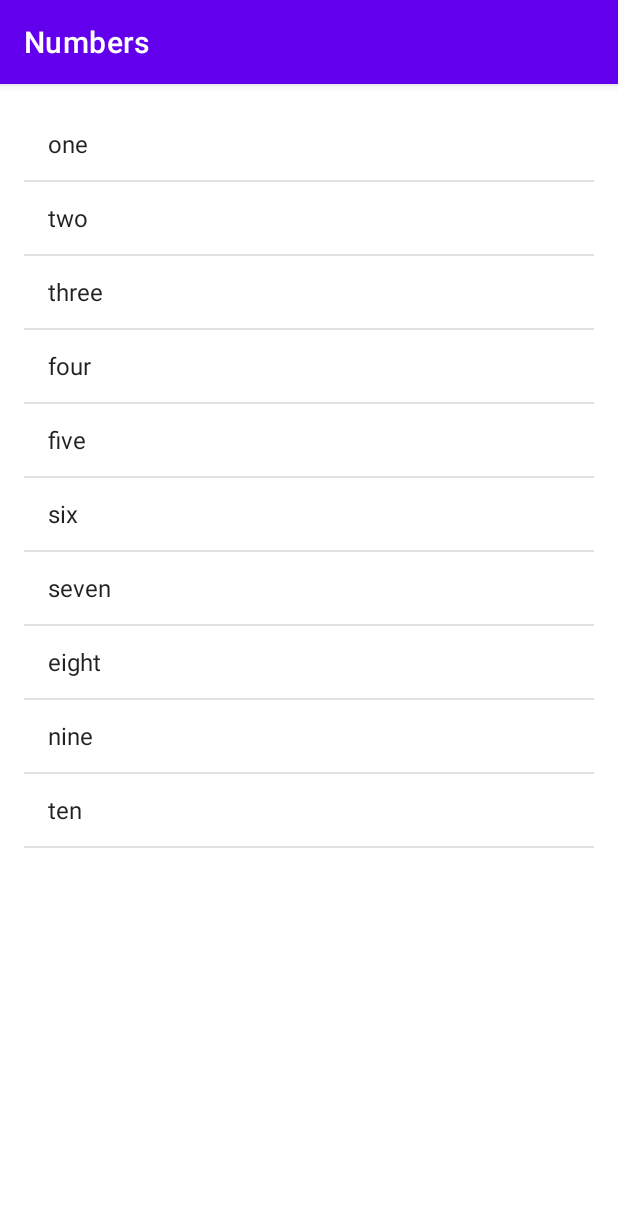
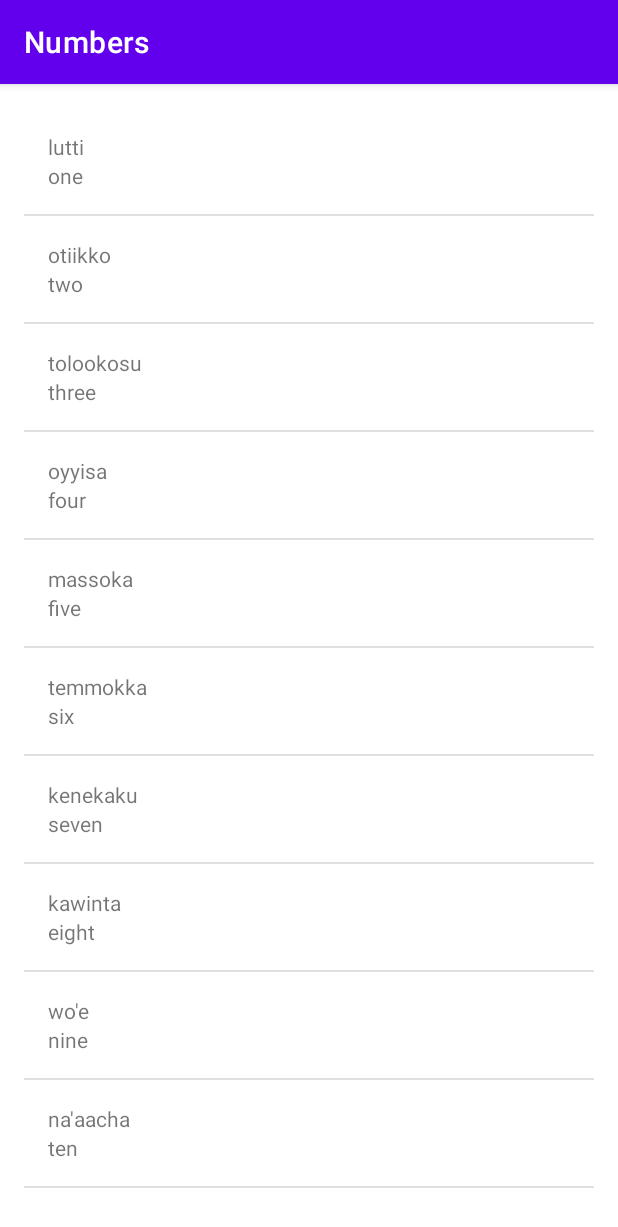
Before and after one commit to cyberdogg13/Miwok, an Android app: the screen it shows after launch (NumbersActivity), after a tap on "Numbers", on a phone screen of 412 x 824 dp. Shown: the top 1227 px of the screen. Run offline under Robolectric (Android 15) with nearby library versions, the phone set to English and light mode, and no system bars.

Commit message:
custom class em adapter gemaakt

```diff
--- a/app/build.gradle
+++ b/app/build.gradle
@@ -13,6 +13,11 @@ android {
         versionName "1.0"
 
         testInstrumentationRunner "androidx.test.runner.AndroidJUnitRunner"
+        externalNativeBuild {
+            cmake {
+                cppFlags ''
+            }
+        }
     }
 
     buildTypes {
@@ -25,6 +30,12 @@ android {
         sourceCompatibility JavaVersion.VERSION_1_8
         targetCompatibility JavaVersion.VERSION_1_8
     }
+    externalNativeBuild {
+        cmake {
+            path file('src/main/cpp/CMakeLists.txt')
+            version '3.10.2'
+        }
+    }
 }
 
 dependencies {
--- a/app/src/main/java/com/example/android/miwok/NumbersActivity.java
+++ b/app/src/main/java/com/example/android/miwok/NumbersActivity.java
@@ -17,23 +17,24 @@ public class NumbersActivity extends AppCompatActivity {
         super.onCreate(savedInstanceState);
         setContentView(R.layout.activity_numbers);
 
-        ArrayList<String> numbers = new ArrayList<String>();
-        numbers.add("one");
-        numbers.add("two");
-        numbers.add("three");
-        numbers.add("four");
-        numbers.add("five");
-        numbers.add("six");
-        numbers.add("seven");
-        numbers.add("eight");
-        numbers.add("nine");
-        numbers.add("ten");
+        ArrayList<Word> numbers = new ArrayList<Word>();
+       // numbers.add("one");
+        numbers.add(new Word("one", "lutti"));
+        numbers.add(new Word("two", "otiikko"));
+        numbers.add(new Word("three", "tolookosu"));
+        numbers.add(new Word("four", "oyyisa"));
+        numbers.add(new Word("five", "massoka"));
+        numbers.add(new Word("six", "temmokka"));
+        numbers.add(new Word("seven", "kenekaku"));
+        numbers.add(new Word("eight", "kawinta"));
+        numbers.add(new Word("nine", "wo'e"));
+        numbers.add(new Word("ten", "na'aacha"));
 
-        ArrayAdapter<String> itemsAdapter = new ArrayAdapter<String>(this, android.R.layout.simple_list_item_1, numbers);
+        WordAdapter adapter = new WordAdapter(this, numbers);
 
         ListView listView = (ListView) findViewById(R.id.list);
 
-        listView.setAdapter(itemsAdapter);
+        listView.setAdapter(adapter);
 
     }
 
--- /dev/null
+++ b/app/src/main/java/com/example/android/miwok/Word.java
@@ -0,0 +1,20 @@
+package com.example.android.miwok;
+
+public class Word {
+
+    private String mDefaultTranslation;
+    private String mMiwokTranslation;
+
+    public Word(String defaulttranslation, String miwokTranslation){
+        mDefaultTranslation = defaulttranslation;
+        mMiwokTranslation = miwokTranslation;
+    }
+
+    public String getDefaultTranslation (){
+        return mDefaultTranslation;
+    }
+
+    public String getMiwokTranslation (){
+        return mMiwokTranslation;
+    }
+}
--- /dev/null
+++ b/app/src/main/java/com/example/android/miwok/WordAdapter.java
@@ -0,0 +1,52 @@
+package com.example.android.miwok;
+
+import android.app.Activity;
+import android.view.LayoutInflater;
+import android.view.View;
+import android.view.ViewGroup;
+import android.widget.ArrayAdapter;
+import android.widget.ImageView;
+import android.widget.TextView;
+
+import androidx.annotation.NonNull;
+import androidx.annotation.Nullable;
+import java.util.ArrayList;
+
+public class WordAdapter extends ArrayAdapter<Word>{
+
+    private static final String LOG_TAG = WordAdapter.class.getSimpleName();
+
+    public WordAdapter(Activity context, ArrayList<Word> numbers){
+        super(context, 0, numbers );
+    }
+
+    @NonNull
+    @Override
+    public View getView(int position, View convertView, ViewGroup parent) {
+        // Check if the existing view is being reused, otherwise inflate the view
+        View listItemView = convertView;
+        if(listItemView == null) {
+            listItemView = LayoutInflater.from(getContext()).inflate(
+                    R.layout.list_item, parent, false);
+        }
+
+        // Get the {@link AndroidFlavor} object located at this position in the list
+        Word currentWord = getItem(position);
+
+        // Find the TextView in the list_item.xml layout with the ID version_name
+        TextView miwokTextView = (TextView) listItemView.findViewById(R.id.miwok_text_view);
+        // Get the version name from the current AndroidFlavor object and
+        // set this text on the name TextView
+        miwokTextView.setText(currentWord.getMiwokTranslation());
+
+        // Find the TextView in the list_item.xml layout with the ID version_number
+        TextView defaultTextView = (TextView) listItemView.findViewById(R.id.default_text_view);
+        // Get the version number from the current AndroidFlavor object and
+        // set this text on the number TextView
+        defaultTextView.setText(currentWord.getDefaultTranslation());
+
+        // Return the whole list item layout (containing 2 TextViews and an ImageView)
+        // so that it can be shown in the ListView
+        return listItemView;
+    }
+}
--- a/app/src/main/res/layout/activity_numbers.xml
+++ b/app/src/main/res/layout/activity_numbers.xml
@@ -12,5 +12,4 @@
     android:paddingTop="@dimen/activity_vertical_margin"
     tools:context="com.example.android.miwok.NumbersActivity"
     >
-
 </ListView>
--- /dev/null
+++ b/app/src/main/res/layout/list_item.xml
@@ -0,0 +1,24 @@
+<?xml version="1.0" encoding="utf-8"?>
+<LinearLayout xmlns:android="http://schemas.android.com/apk/res/android"
+    xmlns:tools="http://schemas.android.com/tools"
+    android:layout_width="match_parent"
+    android:layout_height="match_parent"
+    android:orientation="vertical"
+    android:padding="16dp"
+    >
+
+    <TextView
+        android:layout_width="wrap_content"
+        android:layout_height="wrap_content"
+        android:id="@+id/miwok_text_view"
+        tools:text="lutti"
+        />
+
+    <TextView
+        android:layout_width="wrap_content"
+        android:layout_height="wrap_content"
+        android:id="@+id/default_text_view"
+        tools:text="one"
+        />
+
+</LinearLayout>
```
